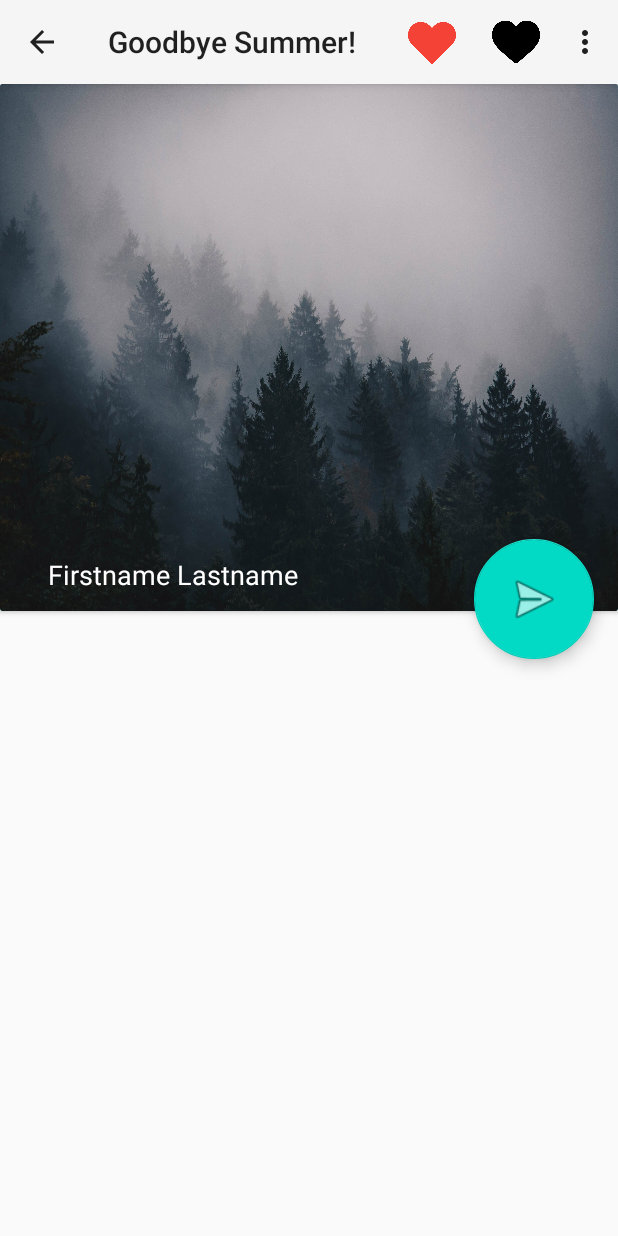
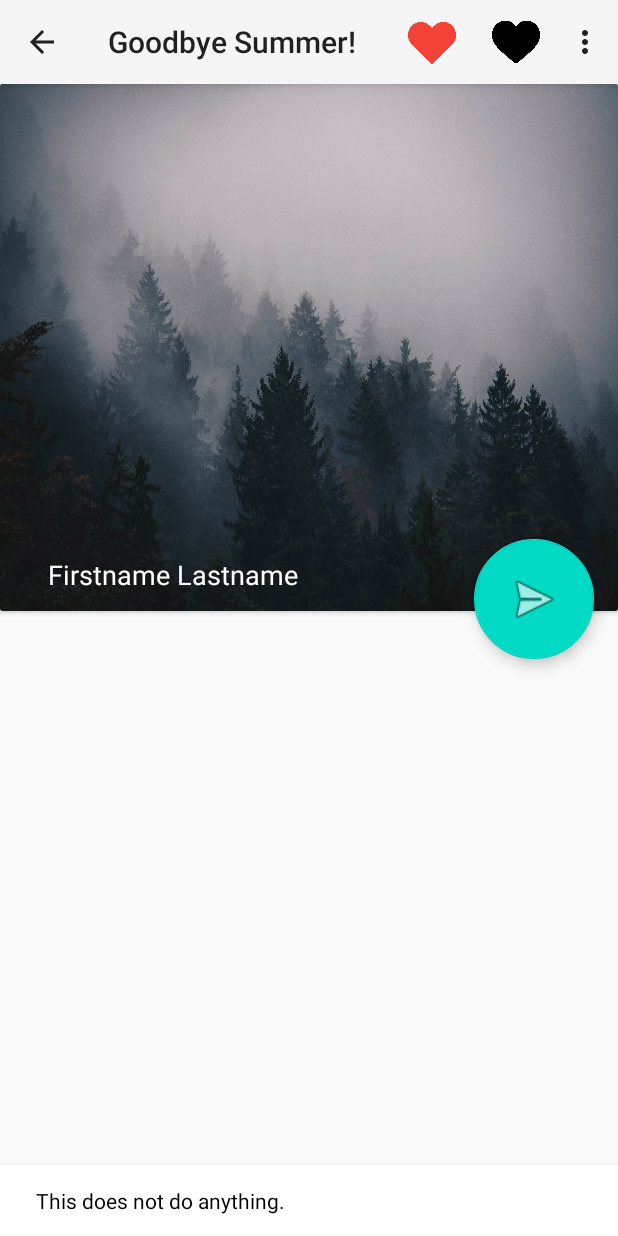
Before and after one commit to Cyroxin/AndroidNativeApps, an Android app: the screen it shows after launch (MainActivity), after a tap on "hate", on a phone screen of 412 x 824 dp. Run offline under Robolectric (Android 15) with nearby library versions, the phone set to English and light mode, and no system bars; 2 other taps on this screen came first.

Commit message:
HelloWorldMaterialDesign V3

```diff
--- a/Examples/HelloWorldMaterialDesign/app/src/main/java/com/example/helloworld/MainActivity.kt
+++ b/Examples/HelloWorldMaterialDesign/app/src/main/java/com/example/helloworld/MainActivity.kt
@@ -1,30 +1,115 @@
 package com.example.helloworld
 
+import android.app.Notification
+import android.app.NotificationChannel
+import android.app.NotificationManager
+import android.content.Context
+import android.graphics.Color
+import android.os.Build
 import androidx.appcompat.app.AppCompatActivity
 import android.os.Bundle
 import android.widget.EditText
 import com.google.android.material.floatingactionbutton.FloatingActionButton
 import androidx.appcompat.app.ActionBar
 import android.view.Menu
+import android.view.MenuItem
+import android.widget.Toast
+import androidx.constraintlayout.widget.ConstraintLayout
+import androidx.coordinatorlayout.widget.CoordinatorLayout
+import androidx.core.app.NotificationCompat
+import androidx.core.app.NotificationManagerCompat
+import com.google.android.material.snackbar.Snackbar
 
 // Banner image source: https://cleanpublicdomain.com/
 // Uploader: https://cleanpublicdomain.com/vendor-dashboard/prashu8055/
 
+const val CHANNEL_ID = "defaultchannel"
+
 class MainActivity : AppCompatActivity() {
+    var layout : ConstraintLayout? = null
     override fun onCreate(savedInstanceState: Bundle?) {
         super.onCreate(savedInstanceState)
         setContentView(R.layout.activity_main)
+        createNotificationChannel()
 
         val actionBar: ActionBar? = supportActionBar
         actionBar?.setHomeAsUpIndicator(androidx.appcompat.R.drawable.abc_ic_ab_back_material);
         actionBar?.setHomeButtonEnabled(true)
         actionBar?.setDisplayHomeAsUpEnabled(true)
 
+        layout = findViewById<ConstraintLayout>(R.id.mainlayout)
+
         val btn = findViewById<FloatingActionButton>(R.id.send)
         val editbox = findViewById<EditText>(R.id.editbox)
-        btn.setOnClickListener { if(editbox.text.isEmpty()) { if (actionBar?.title == "Hello World") actionBar?.title = "Goodbye Summer!" else actionBar?.title = "Hello World"} else {actionBar?.title = "Hello " + editbox.text + '!'; editbox.text.clear()} }
+        var repeats : Int = 0 // If user is repeatedly doing the same action
+
+        btn.setOnClickListener {
+            if(editbox.text.isEmpty()) {
+                if (actionBar?.title == "Hello World") {
+                    actionBar?.title = "Goodbye Summer!"
+                    if(repeats > 2)
+                    {
+                        Toast.makeText(applicationContext, "Stop it", Toast.LENGTH_SHORT).show()
+                        repeats = 0
+                    }
+                }
+                else {
+                    actionBar?.title = "Hello World"
+                    repeats++
+
+                }
+            }
+            else {
+                actionBar?.title = "Hello " + editbox.text + '!'
+                editbox.text.clear()
+                repeats = 0
+            }
+        }
 
     }
+
+    override fun onOptionsItemSelected(item: MenuItem): Boolean {
+
+
+
+        if(item.title == "like")
+        {
+            // when you want to send the notification
+            val notif = NotificationCompat.Builder(this, CHANNEL_ID)
+            .setSmallIcon(R.drawable.likered)
+            .setContentTitle("Back at ya")
+            .setContentText("I like you too!")
+            .setPriority(NotificationCompat.PRIORITY_DEFAULT)
+            .build()
+
+            NotificationManagerCompat.from(this).notify(1, notif)
+        }
+        else
+            Snackbar.make(layout!!,"This does not do anything.", Snackbar.LENGTH_SHORT)
+                .setBackgroundTint(Color.WHITE)
+                .setTextColor(Color.BLACK)
+                .show()
+
+
+
+        return super.onOptionsItemSelected(item)
+
+    }
+
+    private fun createNotificationChannel() {
+        if (Build.VERSION.SDK_INT >= Build.VERSION_CODES.O) {
+             val channel = NotificationChannel(CHANNEL_ID, CHANNEL_ID, NotificationManager.IMPORTANCE_DEFAULT)
+                 .apply {
+                description = getString(R.string.app_name)
+            }
+
+            // Register the channel with the system
+            val notificationManager: NotificationManager =
+                 getSystemService(Context.NOTIFICATION_SERVICE) as
+                        NotificationManager
+             notificationManager.createNotificationChannel(channel)
+            }
+        }
 
     override fun onCreateOptionsMenu(menu: Menu?): Boolean {
         val inflater = menuInflater
--- a/Examples/HelloWorldMaterialDesign/app/src/main/res/layout/activity_main.xml
+++ b/Examples/HelloWorldMaterialDesign/app/src/main/res/layout/activity_main.xml
@@ -2,6 +2,7 @@
 <androidx.constraintlayout.widget.ConstraintLayout xmlns:android="http://schemas.android.com/apk/res/android"
     xmlns:app="http://schemas.android.com/apk/res-auto"
     xmlns:tools="http://schemas.android.com/tools"
+    android:id="@+id/mainlayout"
     android:layout_width="match_parent"
     android:layout_height="match_parent"
     android:elevation="6dp"
@@ -49,20 +50,16 @@
         app:layout_constraintHorizontal_bias="0.0"
         app:layout_constraintStart_toStartOf="parent"
         app:layout_constraintTop_toTopOf="parent"
-        app:layout_constraintVertical_bias="1.0"/>
+        app:layout_constraintVertical_bias="1.0" />
 
-    <ScrollView
-        android:id="@+id/scrollView"
+    <androidx.coordinatorlayout.widget.CoordinatorLayout
+        android:id="@+id/cordlayout"
         android:layout_width="0dp"
         android:layout_height="0dp"
         app:layout_constraintBottom_toBottomOf="parent"
         app:layout_constraintEnd_toEndOf="parent"
-        app:layout_constraintHorizontal_bias="1.0"
         app:layout_constraintStart_toStartOf="parent"
-        app:layout_constraintTop_toBottomOf="@id/cardView"
-        tools:ignore="SpeakableTextPresentCheck">
-
-    </ScrollView>
+        app:layout_constraintTop_toBottomOf="@id/cardView"></androidx.coordinatorlayout.widget.CoordinatorLayout>
 
     <EditText
         android:id="@+id/editbox"
@@ -74,13 +71,13 @@
         android:elevation="8dp"
         android:ems="10"
         android:hint="@string/firstname_lastname"
+        android:importantForAutofill="no"
         android:inputType="textPersonName"
         android:minHeight="48dp"
         android:textColor="@color/white"
         android:textColorHint="@color/white"
         app:layout_constraintBottom_toBottomOf="@id/cardView"
         app:layout_constraintEnd_toStartOf="@id/send"
-        app:layout_constraintStart_toStartOf="parent"
-        android:importantForAutofill="no" />
+        app:layout_constraintStart_toStartOf="parent" />
 
 </androidx.constraintlayout.widget.ConstraintLayout>
```
